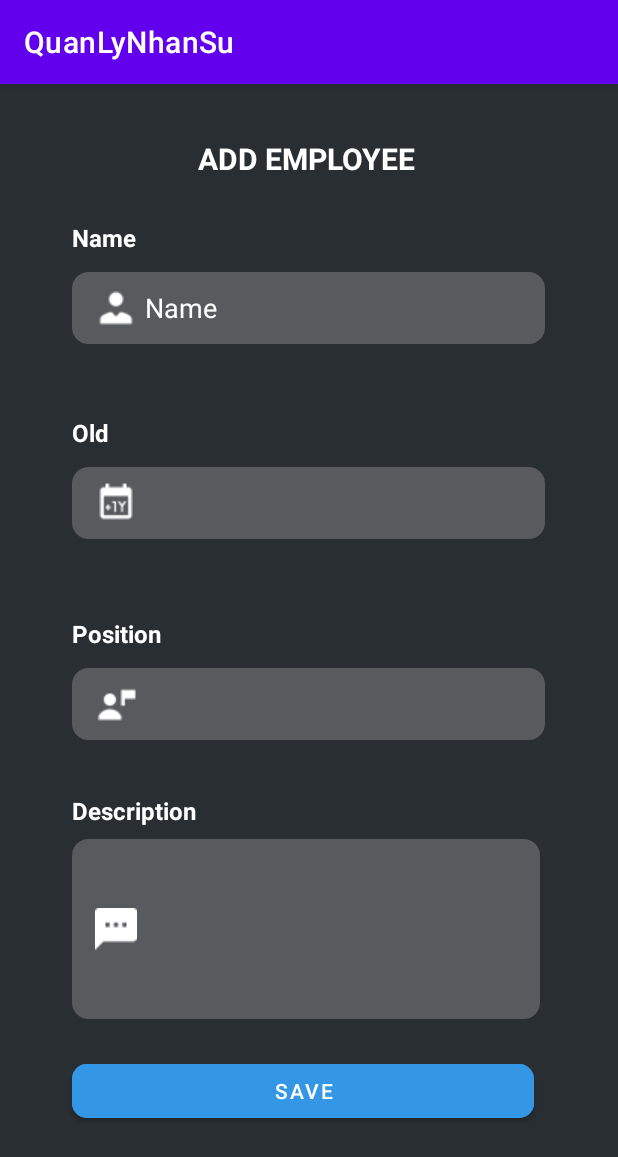
After one commit to thaihoc2001/DHKTPM15A_Nhom12_UngDungQuanLyThongTinNhanSu, an Android app: the AddEmployeeActivity screen opened directly, with no data from a screen before it, on a phone screen of 412 x 824 dp. The commit adds this screen. Shown: the top 1157 px of the screen. Run offline under Robolectric (Android 15) with nearby library versions, the phone set to English and light mode, and no system bars.

Commit message:
add activity

```diff
--- /dev/null
+++ b/app/src/main/java/com/example/quanlynhansu/activity/AddEmployeeActivity.java
@@ -0,0 +1,16 @@
+package com.example.quanlynhansu.activity;
+
+import android.os.Bundle;
+
+import androidx.annotation.Nullable;
+import androidx.appcompat.app.AppCompatActivity;
+
+import com.example.quanlynhansu.R;
+
+public class AddEmployeeActivity extends AppCompatActivity {
+    @Override
+    protected void onCreate(@Nullable Bundle savedInstanceState) {
+        super.onCreate(savedInstanceState);
+        setContentView(R.layout.add_employee);
+    }
+}
--- a/app/src/main/res/layout/add_employee.xml
+++ b/app/src/main/res/layout/add_employee.xml
@@ -20,6 +20,7 @@
         android:drawablePadding="5dp"
         android:ems="10"
         android:inputType="textPersonName"
+        android:paddingLeft="15dp"
         android:textColorHint="#FFFFFF"
         app:layout_constraintStart_toStartOf="parent"
         app:layout_constraintTop_toBottomOf="@+id/textView5"
@@ -50,6 +51,7 @@
         android:drawablePadding="5dp"
         android:ems="10"
         android:inputType="textPersonName"
+        android:paddingLeft="15dp"
         android:textColorHint="#FFFFFF"
         app:layout_constraintStart_toStartOf="parent"
         app:layout_constraintTop_toBottomOf="@+id/textView4"
@@ -80,6 +82,7 @@
         android:drawablePadding="5dp"
         android:ems="10"
         android:inputType="textPersonName"
+        android:paddingLeft="15dp"
         android:textColorHint="#FFFFFF"
         app:layout_constraintStart_toStartOf="parent"
         app:layout_constraintTop_toBottomOf="@+id/textView3"
@@ -124,6 +127,7 @@
         android:ems="10"
         android:hint="Name"
         android:inputType="textPersonName"
+        android:paddingLeft="15dp"
         android:textColorHint="#FFFFFF"
         app:layout_constraintStart_toStartOf="parent"
         app:layout_constraintTop_toBottomOf="@+id/textView2" />
```
Also changed, not shown: app/src/main/AndroidManifest.xml (+21 -1 lines), app/src/main/java/com/example/quanlynhansu/activity/EmployeeDetailActivity.java (added, +15 -0 lines), app/src/main/java/com/example/quanlynhansu/activity/HomeActivity.java (added, +16 -0 lines), app/src/main/java/com/example/quanlynhansu/activity/ListEmployeeActivity.java (added, +16 -0 lines), app/src/main/java/com/example/quanlynhansu/activity/LoginActivity.java (added, +17 -0 lines), app/src/main/java/com/example/quanlynhansu/activity/RegisterActivity.java (added, +16 -0 lines).
